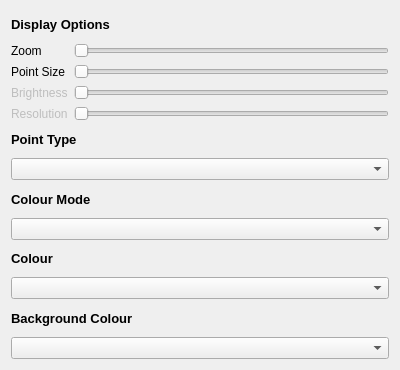
Old version of the form src/crystalaspects/gui/dialogs/settings.ui in the repository CrystalGrowerOrg/cgaspects.
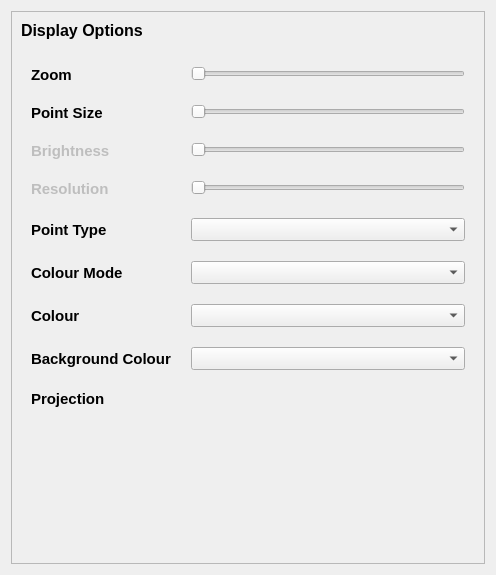
New version of the form.

Commit message: settings connected to button

Diff of the .ui file:
```diff
--- a/src/crystalaspects/gui/dialogs/settings.ui
+++ b/src/crystalaspects/gui/dialogs/settings.ui
@@ -6,20 +6,54 @@
    <rect>
     <x>0</x>
     <y>0</y>
-    <width>400</width>
-    <height>370</height>
+    <width>496</width>
+    <height>575</height>
    </rect>
   </property>
+  <property name="font">
+   <font>
+    <family>Apple Chancery</family>
+    <pointsize>10</pointsize>
+    <italic>true</italic>
+   </font>
+  </property>
   <property name="windowTitle">
    <string>Dialog</string>
   </property>
-  <layout class="QVBoxLayout" name="verticalLayout">
+  <layout class="QGridLayout" name="gridLayout">
+   <item row="0" column="0">
+    <widget class="QScrollArea" name="settings_scrollArea">
+     <property name="font">
+      <font>
+       <family>Arial</family>
+       <italic>false</italic>
+      </font>
+     </property>
+     <property name="frameShadow">
+      <enum>QFrame::Plain</enum>
+     </property>
+     <property name="lineWidth">
+      <number>0</number>
+     </property>
+     <property name="widgetResizable">
+      <bool>true</bool>
+     </property>
+     <widget class="QWidget" name="scrollAreaWidgetContents">
+      <property name="geometry">
+       <rect>
+        <x>0</x>
+        <y>0</y>
+        <width>470</width>
+        <height>549</height>
+       </rect>
+      </property>
+      <layout class="QVBoxLayout" name="verticalLayout_2">
    <item>
     <widget class="QLabel" name="display_options_label">
      <property name="font">
       <font>
        <family>Arial</family>
-       <pointsize>10</pointsize>
+           <pointsize>12</pointsize>
        <weight>75</weight>
        <italic>false</italic>
        <bold>true</bold>
@@ -31,9 +65,195 @@
     </widget>
    </item>
    <item>
-    <layout class="QGridLayout" name="gridLayout_5">
+        <layout class="QFormLayout" name="display_options_formLayout">
+         <property name="fieldGrowthPolicy">
+          <enum>QFormLayout::ExpandingFieldsGrow</enum>
+         </property>
+         <property name="rowWrapPolicy">
+          <enum>QFormLayout::DontWrapRows</enum>
+         </property>
+         <property name="labelAlignment">
+          <set>Qt::AlignLeading|Qt::AlignLeft|Qt::AlignVCenter</set>
+         </property>
+         <property name="horizontalSpacing">
+          <number>20</number>
+         </property>
+         <property name="verticalSpacing">
+          <number>20</number>
+         </property>
+         <property name="leftMargin">
+          <number>10</number>
+         </property>
+         <property name="topMargin">
+          <number>20</number>
+         </property>
+         <property name="rightMargin">
+          <number>10</number>
+         </property>
+         <property name="bottomMargin">
+          <number>20</number>
+         </property>
+         <item row="4" column="0">
+          <widget class="QLabel" name="point_type_label">
+           <property name="enabled">
+            <bool>true</bool>
+           </property>
+           <property name="font">
+            <font>
+             <family>Arial</family>
+             <pointsize>11</pointsize>
+             <weight>75</weight>
+             <italic>false</italic>
+             <bold>true</bold>
+            </font>
+           </property>
+           <property name="text">
+            <string>Point Type</string>
+           </property>
+          </widget>
+         </item>
+         <item row="4" column="1">
+          <widget class="QComboBox" name="pointtype_comboBox">
+           <property name="enabled">
+            <bool>true</bool>
+           </property>
+           <property name="sizePolicy">
+            <sizepolicy hsizetype="Expanding" vsizetype="Fixed">
+             <horstretch>1</horstretch>
+             <verstretch>0</verstretch>
+            </sizepolicy>
+           </property>
+           <property name="minimumSize">
+            <size>
+             <width>0</width>
+             <height>0</height>
+            </size>
+           </property>
+          </widget>
+         </item>
+         <item row="5" column="0">
+          <widget class="QLabel" name="colour_mode_label">
+           <property name="font">
+            <font>
+             <family>Arial</family>
+             <pointsize>11</pointsize>
+             <weight>75</weight>
+             <italic>false</italic>
+             <bold>true</bold>
+            </font>
+           </property>
+           <property name="text">
+            <string>Colour Mode</string>
+           </property>
+          </widget>
+         </item>
+         <item row="5" column="1">
+          <widget class="QComboBox" name="colourmode_comboBox">
+           <property name="sizePolicy">
+            <sizepolicy hsizetype="Expanding" vsizetype="Fixed">
+             <horstretch>1</horstretch>
+             <verstretch>0</verstretch>
+            </sizepolicy>
+           </property>
+           <property name="minimumSize">
+            <size>
+             <width>100</width>
+             <height>0</height>
+            </size>
+           </property>
+          </widget>
+         </item>
+         <item row="6" column="0">
+          <widget class="QLabel" name="colour_label">
+           <property name="font">
+            <font>
+             <family>Arial</family>
+             <pointsize>11</pointsize>
+             <weight>75</weight>
+             <italic>false</italic>
+             <bold>true</bold>
+            </font>
+           </property>
+           <property name="text">
+            <string>Colour</string>
+           </property>
+          </widget>
+         </item>
+         <item row="6" column="1">
+          <widget class="QComboBox" name="colour_comboBox">
+           <property name="sizePolicy">
+            <sizepolicy hsizetype="Expanding" vsizetype="Fixed">
+             <horstretch>1</horstretch>
+             <verstretch>0</verstretch>
+            </sizepolicy>
+           </property>
+           <property name="minimumSize">
+            <size>
+             <width>100</width>
+             <height>0</height>
+            </size>
+           </property>
+          </widget>
+         </item>
+         <item row="7" column="0">
+          <widget class="QLabel" name="colour_label_2">
+           <property name="font">
+            <font>
+             <family>Arial</family>
+             <pointsize>11</pointsize>
+             <weight>75</weight>
+             <italic>false</italic>
+             <bold>true</bold>
+            </font>
+           </property>
+           <property name="text">
+            <string>Background Colour</string>
+           </property>
+          </widget>
+         </item>
+         <item row="7" column="1">
+          <widget class="QComboBox" name="bgcolour_comboBox">
+           <property name="sizePolicy">
+            <sizepolicy hsizetype="MinimumExpanding" vsizetype="Fixed">
+             <horstretch>1</horstretch>
+             <verstretch>0</verstretch>
+            </sizepolicy>
+           </property>
+           <property name="minimumSize">
+            <size>
+             <width>100</width>
+             <height>0</height>
+            </size>
+           </property>
+          </widget>
+         </item>
+         <item row="8" column="0">
+          <widget class="QLabel" name="projection_label">
+           <property name="font">
+            <font>
+             <family>Arial</family>
+             <pointsize>11</pointsize>
+             <weight>75</weight>
+             <italic>false</italic>
+             <bold>true</bold>
+            </font>
+           </property>
+           <property name="text">
+            <string>Projection</string>
+           </property>
+          </widget>
+         </item>
      <item row="0" column="0">
       <widget class="QLabel" name="zoom_label">
+           <property name="font">
+            <font>
+             <family>Arial</family>
+             <pointsize>11</pointsize>
+             <weight>75</weight>
+             <italic>false</italic>
+             <bold>true</bold>
+            </font>
+           </property>
        <property name="text">
         <string>Zoom</string>
        </property>
@@ -63,6 +283,15 @@
      </item>
      <item row="1" column="0">
       <widget class="QLabel" name="pointsize_label">
+           <property name="font">
+            <font>
+             <family>Arial</family>
+             <pointsize>11</pointsize>
+             <weight>75</weight>
+             <italic>false</italic>
+             <bold>true</bold>
+            </font>
+           </property>
        <property name="text">
         <string>Point Size</string>
        </property>
@@ -80,6 +309,15 @@
        <property name="enabled">
         <bool>false</bool>
        </property>
+           <property name="font">
+            <font>
+             <family>Arial</family>
+             <pointsize>11</pointsize>
+             <weight>75</weight>
+             <italic>false</italic>
+             <bold>true</bold>
+            </font>
+           </property>
        <property name="text">
         <string>Brightness</string>
        </property>
@@ -103,6 +341,15 @@
        <property name="enabled">
         <bool>false</bool>
        </property>
+           <property name="font">
+            <font>
+             <family>Arial</family>
+             <pointsize>11</pointsize>
+             <weight>75</weight>
+             <italic>false</italic>
+             <bold>true</bold>
+            </font>
+           </property>
        <property name="text">
         <string>Resolution</string>
        </property>
@@ -121,88 +368,22 @@
     </layout>
    </item>
    <item>
-    <widget class="QLabel" name="point_type_label">
-     <property name="enabled">
-      <bool>true</bool>
-     </property>
-     <property name="font">
-      <font>
-       <family>Arial</family>
-       <pointsize>10</pointsize>
-       <weight>75</weight>
-       <italic>false</italic>
-       <bold>true</bold>
-      </font>
-     </property>
-     <property name="text">
-      <string>Point Type</string>
-     </property>
-    </widget>
-   </item>
-   <item>
-    <widget class="QComboBox" name="pointtype_comboBox">
-     <property name="enabled">
-      <bool>true</bool>
-     </property>
-    </widget>
-   </item>
-   <item>
-    <widget class="QLabel" name="colour_mode_label">
-     <property name="font">
-      <font>
-       <family>Arial</family>
-       <pointsize>10</pointsize>
-       <weight>75</weight>
-       <italic>false</italic>
-       <bold>true</bold>
-      </font>
-     </property>
-     <property name="text">
-      <string>Colour Mode</string>
-     </property>
+        <spacer name="verticalSpacer">
+         <property name="orientation">
+          <enum>Qt::Vertical</enum>
+         </property>
+         <property name="sizeHint" stdset="0">
+          <size>
+           <width>20</width>
+           <height>40</height>
+          </size>
+         </property>
+        </spacer>
+       </item>
+      </layout>
+     </widget>
     </widget>
    </item>
-   <item>
-    <widget class="QComboBox" name="colourmode_comboBox"/>
-   </item>
-   <item>
-    <widget class="QLabel" name="colour_label">
-     <property name="font">
-      <font>
-       <family>Arial</family>
-       <pointsize>10</pointsize>
-       <weight>75</weight>
-       <italic>false</italic>
-       <bold>true</bold>
-      </font>
-     </property>
-     <property name="text">
-      <string>Colour</string>
-     </property>
-    </widget>
-   </item>
-   <item>
-    <widget class="QComboBox" name="colour_comboBox"/>
-   </item>
-   <item>
-    <widget class="QLabel" name="colour_label_2">
-     <property name="font">
-      <font>
-       <family>Arial</family>
-       <pointsize>10</pointsize>
-       <weight>75</weight>
-       <italic>false</italic>
-       <bold>true</bold>
-      </font>
-     </property>
-     <property name="text">
-      <string>Background Colour</string>
-     </property>
-    </widget>
-   </item>
-   <item>
-    <widget class="QComboBox" name="bgcolour_comboBox"/>
-   </item>
   </layout>
  </widget>
  <resources/>
```
Left out of the diff: 6 changed lines with no effect on the pictures. Lines whose indentation alone changed are shown as unchanged. The commit also changes 11 other files.
